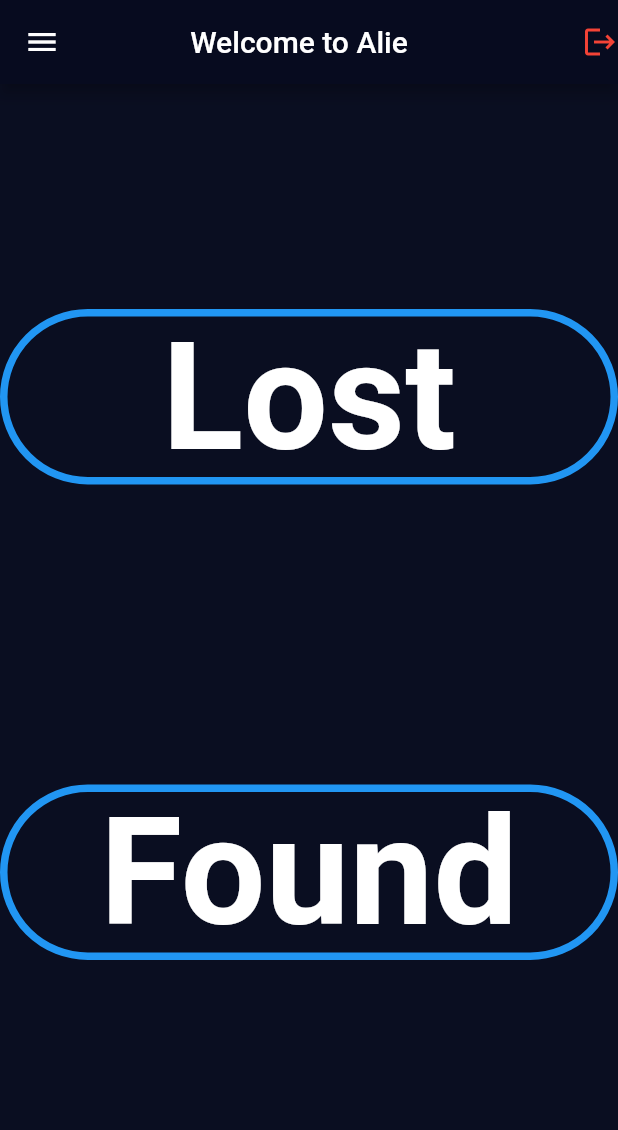
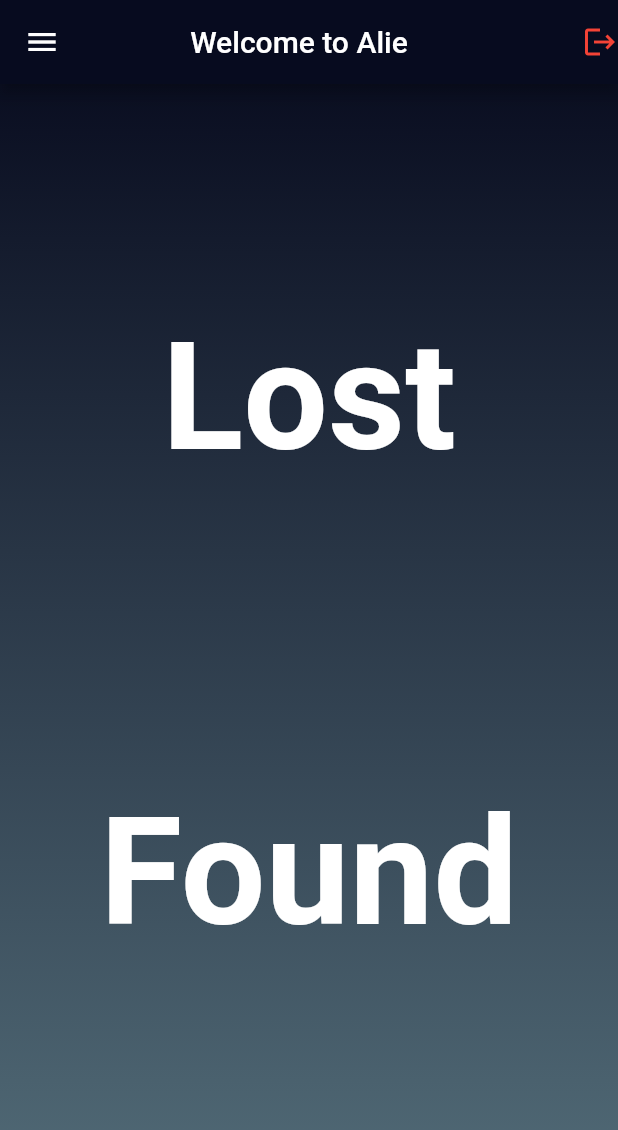
Before and after one commit to bhumika-kalaru/Alie, a Flutter app: the screen it shows once a user with an empty profile is signed in, on a phone screen of 412 x 824 dp. Shown: the top 1130 px of the screen. Run offline on Flutter 3.47's test engine with Material 2 defaults, Android fonts, the light colour scheme and no system bars; our stand-ins replace cloud_firestore, firebase_auth, firebase_core, flutter_signin_button, google_sign_in; accounts and stored records are empty.

Commit message:
commit after adding gradient

```diff
--- a/lib/pages/divertPage.dart
+++ b/lib/pages/divertPage.dart
@@ -65,20 +65,38 @@ class _DivertPageState extends State<DivertPage> {
           )
         ],
       ),
-      body: Column(
+      body: Stack(children: [
+        Container(
+          decoration: BoxDecoration(
+              gradient: LinearGradient(colors: [
+            Color(0xFF0A0E21)!,
+            Colors.blueGrey[600]!,
+          ], begin: Alignment.topCenter, end: Alignment.bottomCenter)),
+        ),
+        // Container(
+        //   height: 800,
+        //   width: 200,
+        //   padding: EdgeInsets.all(100),
+        //   decoration: BoxDecoration(
+        //       gradient: LinearGradient(colors: [
+        //     Colors.blue[300]!,
+        //     Colors.blue[600]!,
+        //   ], begin: Alignment.topCenter, end: Alignment.bottomCenter)),
+        // ),
+        Column(
           children: [
             SizedBox(
               height: 150,
             ),
-          OutlinedButton(
-            onPressed: () {
-              Navigator.push(
-                  context, MaterialPageRoute(builder: (context) => lostPage()));
+            GestureDetector(
+              onTap: () {
+                Navigator.push(context,
+                    MaterialPageRoute(builder: (context) => lostPage()));
               },
-            style: OutlinedButton.styleFrom(
-              shape: StadiumBorder(),
-              side: BorderSide(width: 5.0, color: Colors.blue),
-            ),
+              // style: OutlinedButton.styleFrom(
+              //   shape: StadiumBorder(),
+              //   side: BorderSide(width: 5.0, color: Colors.blue),
+              // ),
               child: Center(
                   child: Text(
                 'Lost',
@@ -91,15 +109,15 @@ class _DivertPageState extends State<DivertPage> {
             SizedBox(
               height: 200,
             ),
-          OutlinedButton(
-            onPressed: () {
+            GestureDetector(
+              onTap: () {
                 Navigator.push(context,
                     MaterialPageRoute(builder: (context) => foundPage()));
               },
-            style: OutlinedButton.styleFrom(
-              shape: StadiumBorder(),
-              side: BorderSide(width: 5.0, color: Colors.blue),
-            ),
+              // style: OutlinedButton.styleFrom(
+              //   shape: StadiumBorder(),
+              //   side: BorderSide(width: 5.0, color: Colors.blue),
+              // ),
               child: Center(
                   child: Text(
                 'Found',
@@ -111,6 +129,7 @@ class _DivertPageState extends State<DivertPage> {
             ),
           ],
         ),
+      ]),
     );
   }
 }
```
Also changed, not shown: lib/pages/foundPage.dart (+10 -1 lines), lib/pages/lostPage.dart (+10 -1 lines). Lines whose indentation alone changed are shown as unchanged.
